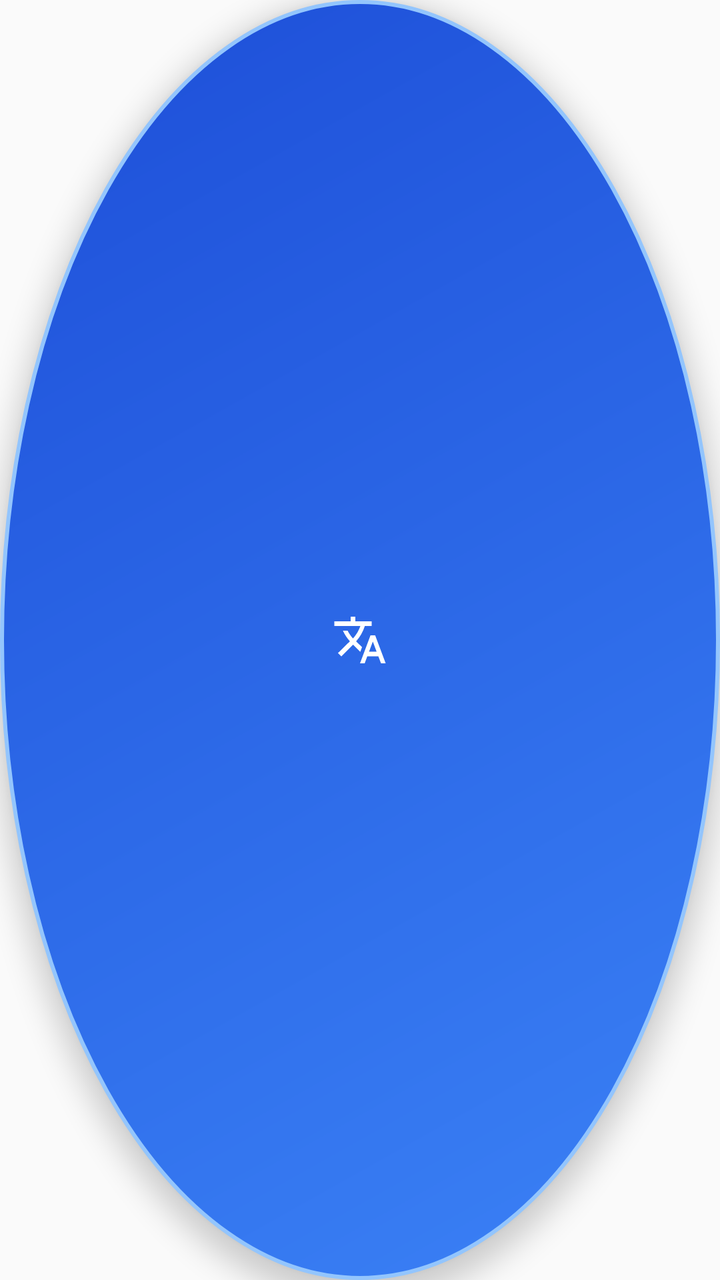
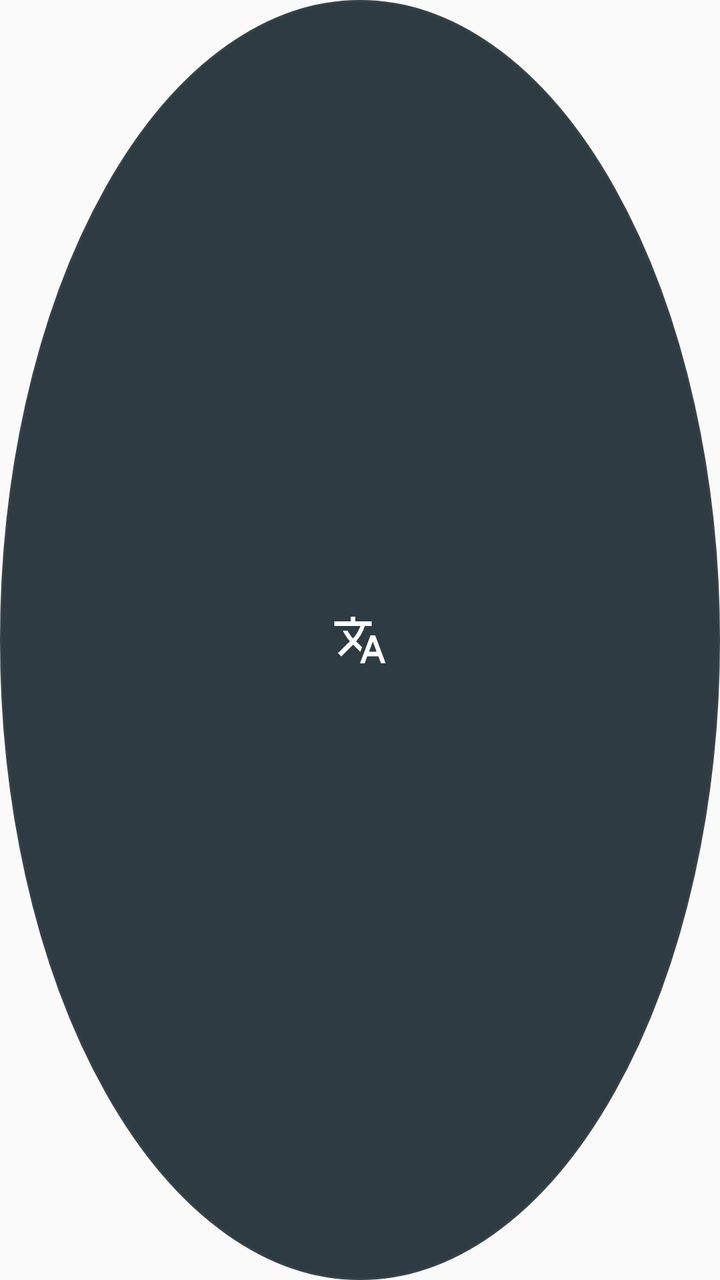

Compare the two renders of this Android layout. The source of the first and the diff that turns it into the second are given below.
<!-- AndroidManifest.xml: application theme Theme.Translator -->
<!-- res/layout/floating_sphere_menu.xml -->
<?xml version="1.0" encoding="utf-8"?>
<FrameLayout xmlns:android="http://schemas.android.com/apk/res/android"
    android:id="@+id/sphere_root"
    android:layout_width="54dp"
    android:layout_height="54dp"
    android:background="@drawable/bg_floating_sphere_idle"
    android:elevation="8dp">

    <ImageView
        android:id="@+id/sphere_icon"
        android:layout_width="28dp"
        android:layout_height="28dp"
        android:layout_gravity="center"
        android:src="@drawable/ic_translate_sphere"
        android:contentDescription="@string/app_name" />
</FrameLayout>
<!-- resources referenced by this layout -->
<resources>
  <!-- drawable bg_floating_sphere_idle (drawable) -->
  <?xml version="1.0" encoding="utf-8"?>
  <shape xmlns:android="http://schemas.android.com/apk/res/android"
      android:shape="oval">
      <gradient
          android:type="linear"
          android:angle="135"
          android:startColor="#3B82F6"
          android:endColor="#1D4ED8" />
      <stroke
          android:width="2dp"
          android:color="#93C5FD" />
  </shape>
  <!-- drawable ic_translate_sphere (drawable) -->
  <?xml version="1.0" encoding="utf-8"?>
  <vector xmlns:android="http://schemas.android.com/apk/res/android"
      android:width="28dp"
      android:height="28dp"
      android:viewportWidth="24"
      android:viewportHeight="24">
      <path
          android:fillColor="#FFFFFF"
          android:pathData="M12.87,15.07l-2.54,-2.51 0.03,-0.03c1.74,-1.94 2.98,-4.17 3.71,-6.53H17V4h-7V2H8v2H1v2h11.17C11.5,7.92 10.44,9.75 9,11.35 8.07,10.32 7.3,9.19 6.69,8h-2c0.73,1.63 1.73,3.17 2.98,4.56l-5.11,5.02L4,19l5,-5 3.11,3.11 0.76,-2.04zM18.5,10h-2L12,22h2l1.12,-3h4.75L21,22h2l-4.5,-12zm-2.62,7l1.62,-4.33L19.12,17h-3.24z"/>
  </vector>
  <string name="app_name">Translator</string>
  <style name="Theme.Translator" parent="android:Theme.Material.Light.NoActionBar" />
</resources>

<!-- the commit's change to res/layout/floating_sphere_menu.xml (unified diff, before → after) -->
@@ -4,7 +4,7 @@
     android:layout_width="54dp"
     android:layout_height="54dp"
     android:background="@drawable/bg_floating_sphere_idle"
-    android:elevation="8dp">
+    android:elevation="4dp">
 
     <ImageView
         android:id="@+id/sphere_icon"
<!-- resource entries referenced after the edit -->
@@ -4,14 +4,10 @@
   <?xml version="1.0" encoding="utf-8"?>
   <shape xmlns:android="http://schemas.android.com/apk/res/android"
       android:shape="oval">
-      <gradient
-          android:type="linear"
-          android:angle="135"
-          android:startColor="#3B82F6"
-          android:endColor="#1D4ED8" />
+      <solid android:color="#F2233138" />
       <stroke
-          android:width="2dp"
-          android:color="#93C5FD" />
+          android:width="1dp"
+          android:color="#374248" />
   </shape>
   <!-- drawable ic_translate_sphere (drawable) -->
   <?xml version="1.0" encoding="utf-8"?>
